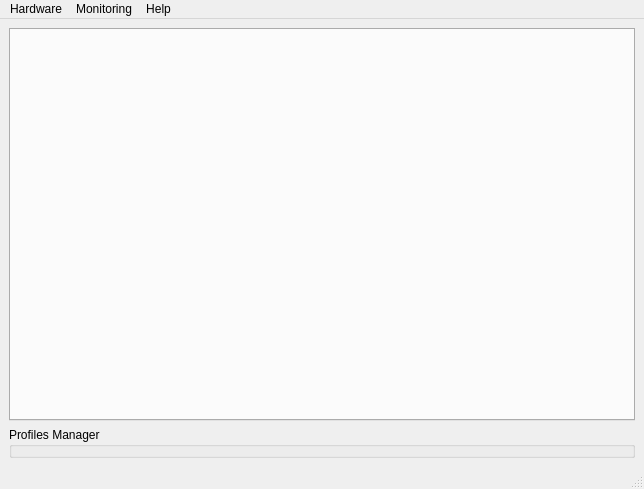
Old version of the form res/MainWindow.ui in the repository Ultrawipf/OpenFFBoard-configurator.
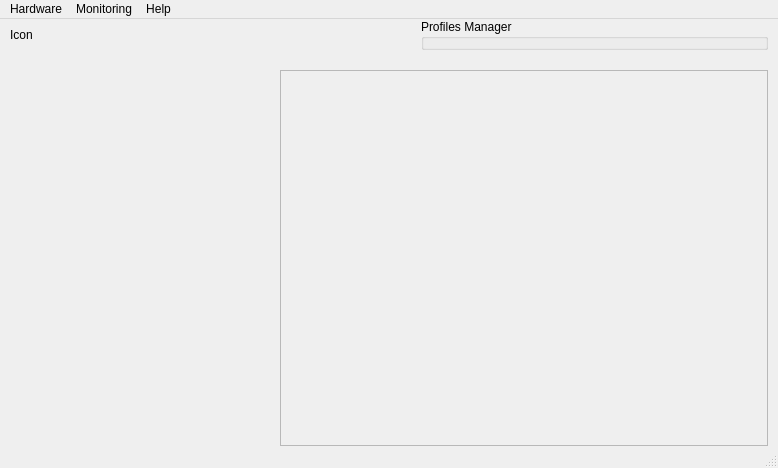
New version of the form.

```diff
--- a/res/MainWindow.ui
+++ b/res/MainWindow.ui
@@ -6,8 +6,8 @@
    <rect>
     <x>0</x>
     <y>0</y>
-    <width>644</width>
-    <height>489</height>
+    <width>778</width>
+    <height>468</height>
    </rect>
   </property>
   <property name="windowTitle">
@@ -20,42 +20,122 @@
      <verstretch>0</verstretch>
     </sizepolicy>
    </property>
-   <layout class="QVBoxLayout" name="verticalLayout_2">
-    <item>
-     <widget class="QTabWidget" name="tabWidget_main">
+   <layout class="QGridLayout" name="gridLayout_2">
+    <property name="leftMargin">
+     <number>10</number>
+    </property>
+    <property name="topMargin">
+     <number>0</number>
+    </property>
+    <property name="rightMargin">
+     <number>10</number>
+    </property>
+    <property name="bottomMargin">
+     <number>0</number>
+    </property>
+    <property name="spacing">
+     <number>20</number>
+    </property>
+    <item row="0" column="0" colspan="2">
+     <layout class="QHBoxLayout" name="top_layout_for_boardinfo" stretch="0,1,1">
+      <item>
+       <widget class="QLabel" name="icon">
+        <property name="sizePolicy">
+         <sizepolicy hsizetype="Fixed" vsizetype="Preferred">
+          <horstretch>0</horstretch>
+          <verstretch>0</verstretch>
+         </sizepolicy>
+        </property>
+        <property name="text">
+         <string>Icon</string>
+        </property>
+       </widget>
+      </item>
+      <item>
+       <widget class="QWidget" name="serial_panel" native="true">
+        <property name="sizePolicy">
+         <sizepolicy hsizetype="Preferred" vsizetype="Fixed">
+          <horstretch>0</horstretch>
+          <verstretch>0</verstretch>
+         </sizepolicy>
+        </property>
+        <layout class="QVBoxLayout" name="verticalLayout_3"/>
+       </widget>
+      </item>
+      <item>
+       <widget class="QGroupBox" name="groupBox_profilemanager">
+        <property name="sizePolicy">
+         <sizepolicy hsizetype="Preferred" vsizetype="Fixed">
+          <horstretch>0</horstretch>
+          <verstretch>0</verstretch>
+         </sizepolicy>
+        </property>
+        <property name="title">
+         <string>Profiles Manager</string>
+        </property>
+       </widget>
+      </item>
+     </layout>
+    </item>
+    <item row="1" column="0">
+     <widget class="QFrame" name="sideMenuFrame">
       <property name="sizePolicy">
-       <sizepolicy hsizetype="Expanding" vsizetype="Preferred">
+       <sizepolicy hsizetype="Preferred" vsizetype="Fixed">
         <horstretch>0</horstretch>
         <verstretch>0</verstretch>
        </sizepolicy>
       </property>
       <property name="minimumSize">
        <size>
-        <width>0</width>
+        <width>250</width>
         <height>0</height>
        </size>
       </property>
-      <property name="currentIndex">
-       <number>-1</number>
+      <property name="layoutDirection">
+       <enum>Qt::LayoutDirection::LeftToRight</enum>
       </property>
+      <layout class="QVBoxLayout" name="verticalLayout">
+       <property name="topMargin">
+        <number>0</number>
+       </property>
+       <property name="bottomMargin">
+        <number>0</number>
+       </property>
+       <item>
+        <spacer name="verticalSpacer">
+         <property name="orientation">
+          <enum>Qt::Orientation::Vertical</enum>
+         </property>
+         <property name="sizeHint" stdset="0">
+          <size>
+           <width>20</width>
+           <height>40</height>
+          </size>
+         </property>
+        </spacer>
+       </item>
+      </layout>
      </widget>
     </item>
-    <item>
-     <widget class="QGroupBox" name="groupBox_main">
+    <item row="1" column="1">
+     <widget class="QStackedWidget" name="content_stack">
       <property name="sizePolicy">
-       <sizepolicy hsizetype="Preferred" vsizetype="Fixed">
+       <sizepolicy hsizetype="Preferred" vsizetype="Expanding">
         <horstretch>0</horstretch>
         <verstretch>0</verstretch>
        </sizepolicy>
       </property>
-      <property name="title">
-       <string>Profiles Manager</string>
+      <property name="frameShape">
+       <enum>QFrame::Shape::StyledPanel</enum>
+      </property>
+      <property name="frameShadow">
+       <enum>QFrame::Shadow::Raised</enum>
+      </property>
+      <property name="lineWidth">
+       <number>1</number>
       </property>
      </widget>
     </item>
-    <item>
-     <layout class="QGridLayout" name="gridLayout"/>
-    </item>
    </layout>
   </widget>
   <widget class="QMenuBar" name="menubar">
@@ -63,7 +143,7 @@
     <rect>
      <x>0</x>
      <y>0</y>
-     <width>644</width>
+     <width>778</width>
      <height>21</height>
     </rect>
    </property>
```
